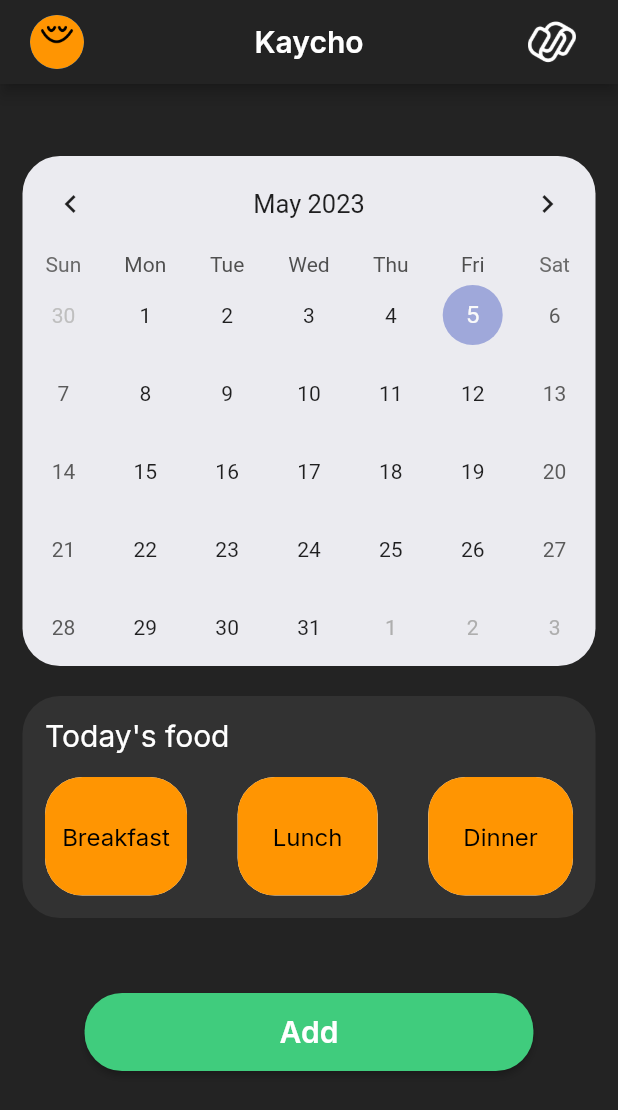
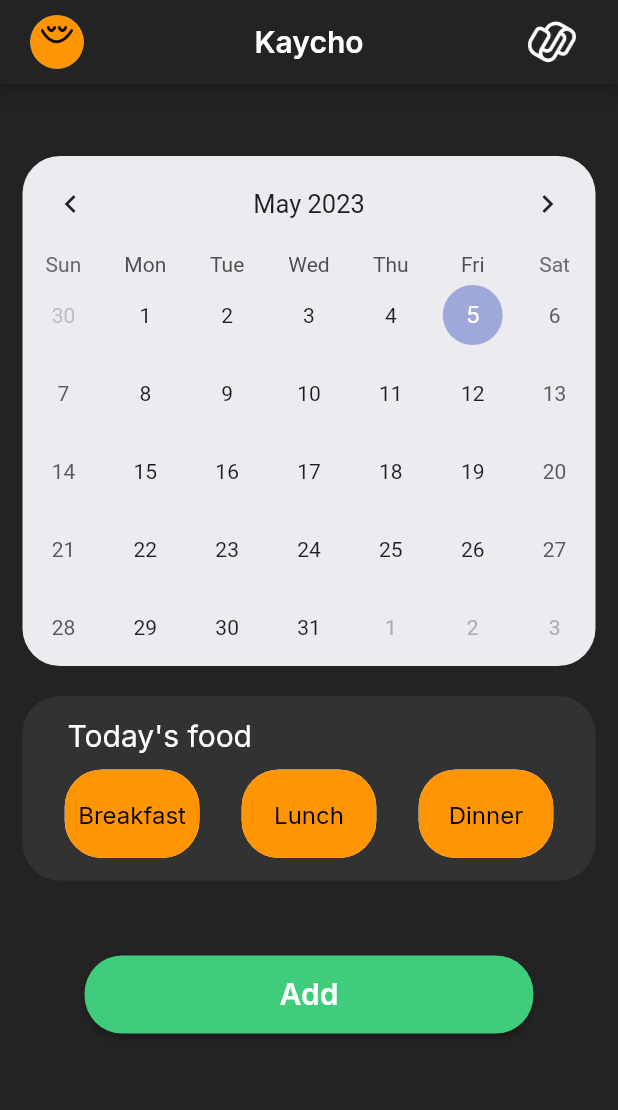
Before and after one commit to sreenath-kp/kayicho, a Flutter app: the screen it shows after launch, on a phone screen of 412 x 824 dp. Shown: the top 1110 px of the screen. Run offline on Flutter 3.47's test engine with Material 2 defaults, Android fonts, the phone set to English and light mode, and no system bars; drawn by our look-alikes of table_calendar; our stand-ins replace google_fonts.

Commit message:
filter chip

```diff
--- a/lib/main.dart
+++ b/lib/main.dart
@@ -15,7 +15,7 @@ class MyApp extends StatelessWidget {
       debugShowCheckedModeBanner: false,
       routes: {
         '/': (context) => const HomeScreen(),
-        '/bill': (context) => BillScreen(),
+        '/bill': (context) => const BillScreen(),
       },
     );
   }
--- a/lib/screens/bill_screen.dart
+++ b/lib/screens/bill_screen.dart
@@ -1,5 +1,4 @@
-import 'package:flutter/src/widgets/framework.dart';
-import 'package:flutter/src/widgets/placeholder.dart';
+import 'package:flutter/material.dart';
 
 class BillScreen extends StatefulWidget {
   const BillScreen({super.key});
@@ -11,6 +10,6 @@ class BillScreen extends StatefulWidget {
 class _BillScreenState extends State<BillScreen> {
   @override
   Widget build(BuildContext context) {
-    return const Placeholder();
+    return Container();
   }
 }
--- a/lib/screens/home.dart
+++ b/lib/screens/home.dart
@@ -2,7 +2,8 @@
 import 'package:flutter/material.dart';
 import 'package:google_fonts/google_fonts.dart';
 import 'package:kayicho/shared/theme.dart';
-import 'package:table_calendar/table_calendar.dart';
+import 'package:kayicho/widgets/calendar.dart';
+import 'package:kayicho/widgets/filter_chip.dart';
 
 class HomeScreen extends StatefulWidget {
   const HomeScreen({super.key});
@@ -55,26 +56,10 @@ class _HomeScreenState extends State<HomeScreen> {
       body: Column(
         //calender
         children: [
-          Container(
-            margin: const EdgeInsets.fromLTRB(15, 48, 15, 20),
-            decoration: BoxDecoration(
-              borderRadius: BorderRadius.circular(25),
-              color: darkTheme.colorScheme.onPrimary,
-            ),
-            child: TableCalendar(
-              calendarStyle: const CalendarStyle(),
-              headerStyle: const HeaderStyle(
-                formatButtonVisible: false,
-                titleCentered: true,
-              ),
-              focusedDay: today,
-              firstDay: DateTime(2023, 5, 1),
-              lastDay: DateTime(2023, 12, 31),
-            ),
-          ),
+          calendar,
           Container(
             margin: const EdgeInsets.symmetric(horizontal: 15),
-            padding: const EdgeInsets.all(15),
+            padding: const EdgeInsets.symmetric(vertical: 15),
             decoration: BoxDecoration(
               borderRadius: BorderRadius.circular(25),
               color: darkTheme.colorScheme.onBackground,
@@ -83,7 +68,7 @@ class _HomeScreenState extends State<HomeScreen> {
               crossAxisAlignment: CrossAxisAlignment.start,
               children: [
                 Padding(
-                  padding: const EdgeInsets.only(bottom: 15),
+                  padding: EdgeInsets.fromLTRB(30, 0, 0, 10),
                   child: Text(
                     "Today's food",
                     style: GoogleFonts.inter(
@@ -94,71 +79,11 @@ class _HomeScreenState extends State<HomeScreen> {
                   ),
                 ),
                 Row(
-                  mainAxisAlignment: MainAxisAlignment.spaceBetween,
-                  children: [
-                    FilterChip(
-                      selected: bisSelected,
-                      label: const Text('Breakfast'),
-                      labelStyle: GoogleFonts.inter(
-                        color: Colors.black,
-                        fontSize: 16,
-                        fontWeight: FontWeight.w400,
-                      ),
-                      onSelected: (value) {
-                        setState(() {
-                          bisSelected = value ? true : false;
-                        });
-                      },
-                      backgroundColor: const Color(0xFFFF9502),
-                      selectedColor: const Color(0xFF40CC7D),
-                      shape: RoundedRectangleBorder(
-                        borderRadius: BorderRadius.circular(25),
-                      ),
-                      padding: const EdgeInsets.symmetric(
-                          vertical: 30, horizontal: 4),
-                    ),
-                    FilterChip(
-                      selected: lisSelected,
-                      label: const Text('Lunch'),
-                      labelStyle: GoogleFonts.inter(
-                        color: Colors.black,
-                        fontSize: 16,
-                        fontWeight: FontWeight.w400,
-                      ),
-                      onSelected: (value) {
-                        setState(() {
-                          lisSelected = value ? true : false;
-                        });
-                      },
-                      backgroundColor: const Color(0xFFFF9502),
-                      selectedColor: const Color(0xFF40CC7D),
-                      shape: RoundedRectangleBorder(
-                        borderRadius: BorderRadius.circular(25),
-                      ),
-                      padding: const EdgeInsets.symmetric(
-                          vertical: 30, horizontal: 16),
-                    ),
-                    FilterChip(
-                      selected: disSelected,
-                      label: const Text('Dinner'),
-                      labelStyle: GoogleFonts.inter(
-                        color: Colors.black,
-                        fontSize: 16,
-                        fontWeight: FontWeight.w400,
-                      ),
-                      onSelected: (value) {
-                        setState(() {
-                          disSelected = value ? true : false;
-                        });
-                      },
-                      backgroundColor: const Color(0xFFFF9502),
-                      selectedColor: const Color(0xFF40CC7D),
-                      shape: RoundedRectangleBorder(
-                        borderRadius: BorderRadius.circular(25),
-                      ),
-                      padding: const EdgeInsets.symmetric(
-                          vertical: 30, horizontal: 16),
-                    ),
+                  mainAxisAlignment: MainAxisAlignment.spaceEvenly,
+                  children: const [
+                    MyFilterChip(labelText: 'Breakfast'),
+                    MyFilterChip(labelText: 'Lunch'),
+                    MyFilterChip(labelText: 'Dinner'),
                   ],
                 ),
               ],
@@ -195,6 +120,7 @@ class _HomeScreenState extends State<HomeScreen> {
               if (disSelected) {
                 print('dinner');
               }
+              print('added');
             },
           ),
         ],
--- /dev/null
+++ b/lib/widgets/calendar.dart
@@ -0,0 +1,23 @@
+import 'package:flutter/material.dart';
+import 'package:kayicho/shared/theme.dart';
+import 'package:table_calendar/table_calendar.dart';
+
+DateTime today = DateTime.now();
+
+Container calendar = Container(
+  margin: const EdgeInsets.fromLTRB(15, 48, 15, 20),
+  decoration: BoxDecoration(
+    borderRadius: BorderRadius.circular(25),
+    color: darkTheme.colorScheme.onPrimary,
+  ),
+  child: TableCalendar(
+    calendarStyle: const CalendarStyle(),
+    headerStyle: const HeaderStyle(
+      formatButtonVisible: false,
+      titleCentered: true,
+    ),
+    focusedDay: today,
+    firstDay: DateTime(2023, 5, 1),
+    lastDay: DateTime(2023, 12, 31),
+  ),
+);
--- /dev/null
+++ b/lib/widgets/filter_chip.dart
@@ -0,0 +1,38 @@
+import 'package:flutter/material.dart';
+import 'package:google_fonts/google_fonts.dart';
+
+class MyFilterChip extends StatefulWidget {
+  final String labelText;
+
+  const MyFilterChip({super.key, required this.labelText});
+
+  @override
+  State<MyFilterChip> createState() => _MyFilterChipState();
+}
+
+class _MyFilterChipState extends State<MyFilterChip> {
+  bool isSelected = false;
+  @override
+  Widget build(BuildContext context) {
+    return FilterChip(
+      selected: isSelected,
+      label: SizedBox(width: 75, child: Center(child: Text(widget.labelText))),
+      labelStyle: GoogleFonts.inter(
+        color: Colors.black,
+        fontSize: 16,
+        fontWeight: FontWeight.w400,
+      ),
+      onSelected: (value) {
+        setState(() {
+          isSelected = value ? true : false;
+        });
+      },
+      backgroundColor: const Color(0xFFFF9502),
+      selectedColor: const Color(0xFF40CC7D),
+      shape: RoundedRectangleBorder(
+        borderRadius: BorderRadius.circular(25),
+      ),
+      padding: const EdgeInsets.symmetric(vertical: 20),
+    );
+  }
+}
```
